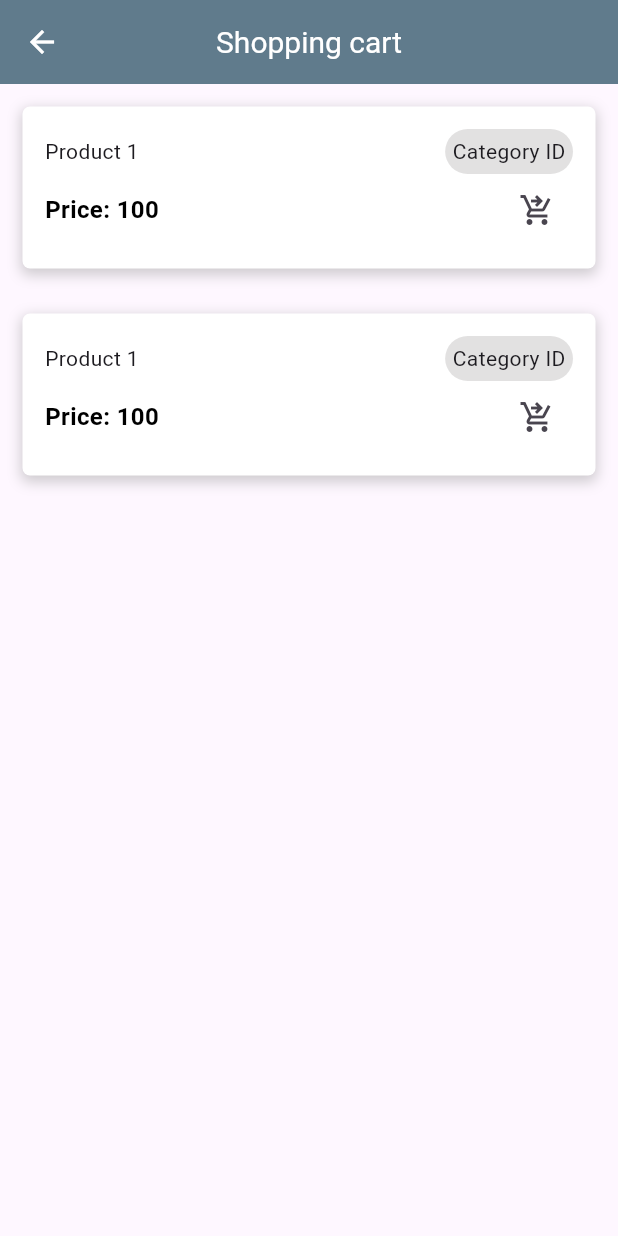
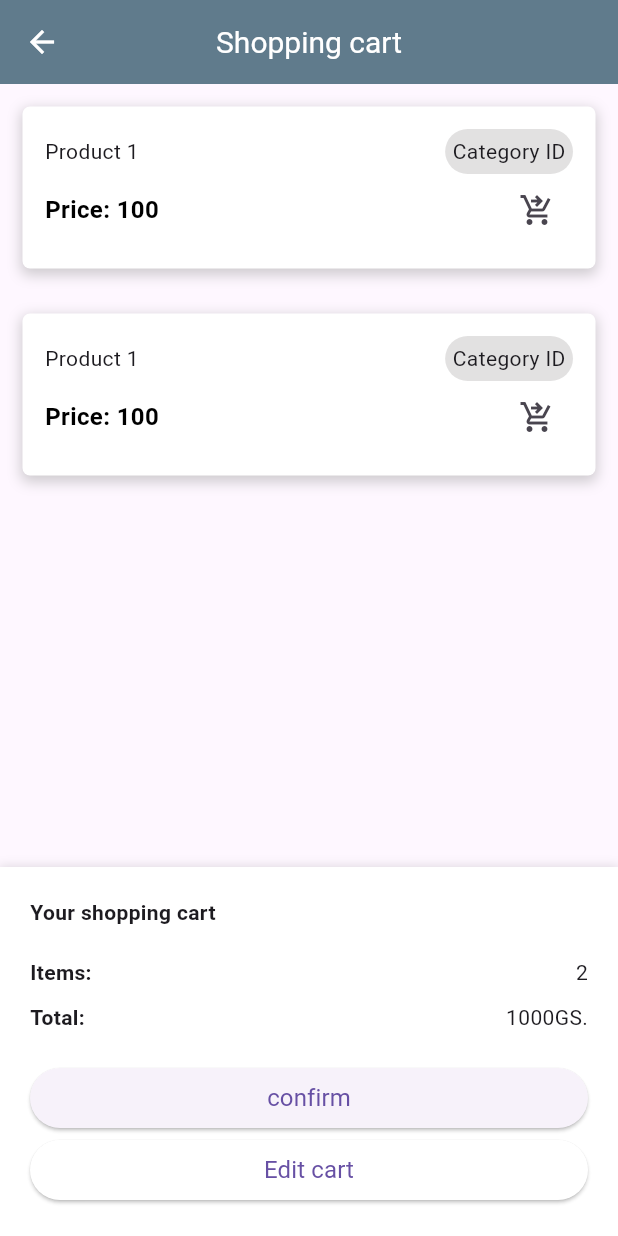
Before and after one commit to hamRS/amazfront, a Flutter app: the SalesScreen screen opened by its route, on a phone screen of 412 x 824 dp. Run offline on Flutter 3.47's test engine with Material 3 defaults, Android fonts, the light colour scheme and no system bars; our stand-ins replace bloc, equatable, flutter_bloc, sqflite; accounts and stored records are empty.

Commit message:
feat: add shopping cart UI

```diff
--- a/lib/features/sales/presentation/screens/sales_screen.dart
+++ b/lib/features/sales/presentation/screens/sales_screen.dart
@@ -25,11 +25,130 @@ class SalesScreen extends StatelessWidget {
         elevation: 1,
         backgroundColor: Colors.blueGrey,
       ),
-        body: Column(
+      body: const Column(
         children: [
           SalesProductCardWidget(),
           SalesProductCardWidget(),
         ],
-        ));
+      ),
+      bottomSheet: Container(
+        decoration: const BoxDecoration(
+          color: Colors.white,
+          boxShadow: [
+            BoxShadow(
+              color: Colors.black12,
+              blurRadius: 5,
+              spreadRadius: 0.5,
+            ),
+          ],
+        ),
+        child: Padding(
+          padding: const EdgeInsets.all(20),
+          child: Column(
+            mainAxisSize: MainAxisSize.min,
+            mainAxisAlignment: MainAxisAlignment.start,
+            crossAxisAlignment: CrossAxisAlignment.start,
+            children: [
+              const Text(
+                'Your shopping cart',
+                style: TextStyle(
+                  fontWeight: FontWeight.bold,
+                ),
+              ),
+              const SizedBox(
+                height: 20,
+              ),
+              const Row(
+                mainAxisAlignment: MainAxisAlignment.spaceBetween,
+                children: [
+                  Text(
+                    'Items: ',
+                    style: TextStyle(
+                      fontWeight: FontWeight.bold,
+                    ),
+                  ),
+                  Text(
+                    '2',
+                    style: TextStyle(
+                      fontWeight: FontWeight.w400,
+                    ),
+                  ),
+                ],
+              ),
+              const SizedBox(
+                height: 10,
+              ),
+              const Row(
+                mainAxisAlignment: MainAxisAlignment.spaceBetween,
+                children: [
+                  Text(
+                    'Total: ',
+                    style: TextStyle(
+                      fontWeight: FontWeight.bold,
+                    ),
+                  ),
+                  Text(
+                    '1000GS.',
+                    style: TextStyle(
+                      fontWeight: FontWeight.w400,
+                    ),
+                  ),
+                ],
+              ),
+              const SizedBox(
+                height: 20,
+              ),
+              ElevatedButton(
+                style: const ButtonStyle(
+                  fixedSize: WidgetStatePropertyAll(
+                    Size(
+                      double.infinity,
+                      20,
+                    ),
+                  ),
+                ),
+                onPressed: () {},
+                child: const SizedBox.expand(
+                  child: Center(
+                    child: Text(
+                      'confirm',
+                      style: TextStyle(
+                        fontWeight: FontWeight.w400,
+                        fontSize: 16,
+                      ),
+                    ),
+                  ),
+                ),
+              ),
+              ElevatedButton(
+                style: const ButtonStyle(
+                  fixedSize: WidgetStatePropertyAll(
+                    Size(
+                      double.infinity,
+                      20,
+                    ),
+                  ),
+                  backgroundColor: WidgetStatePropertyAll(
+                    Colors.white,
+                  ),
+                ),
+                onPressed: () {},
+                child: const SizedBox.expand(
+                  child: Center(
+                    child: Text(
+                      'Edit cart',
+                      style: TextStyle(
+                        fontWeight: FontWeight.w400,
+                        fontSize: 16,
+                      ),
+                    ),
+                  ),
+                ),
+              ),
+            ],
+          ),
+        ),
+      ),
+    );
   }
 }
```
Lines whose indentation alone changed are shown as unchanged.
